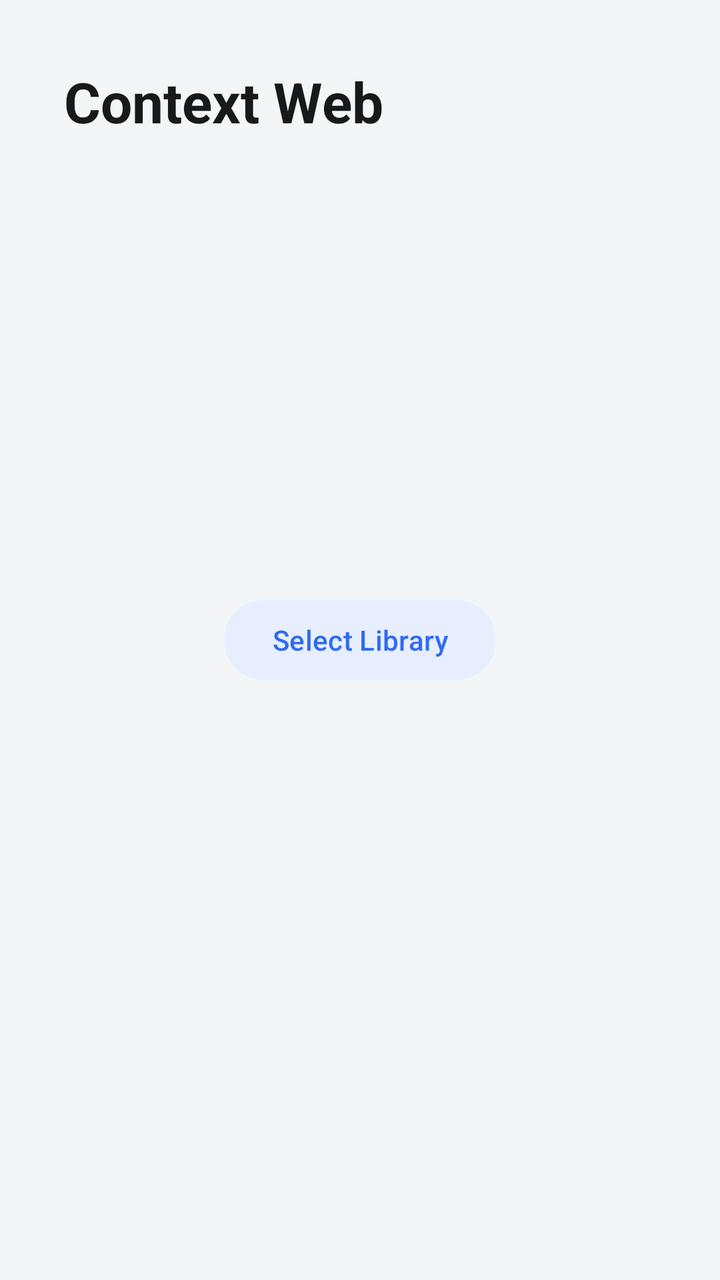
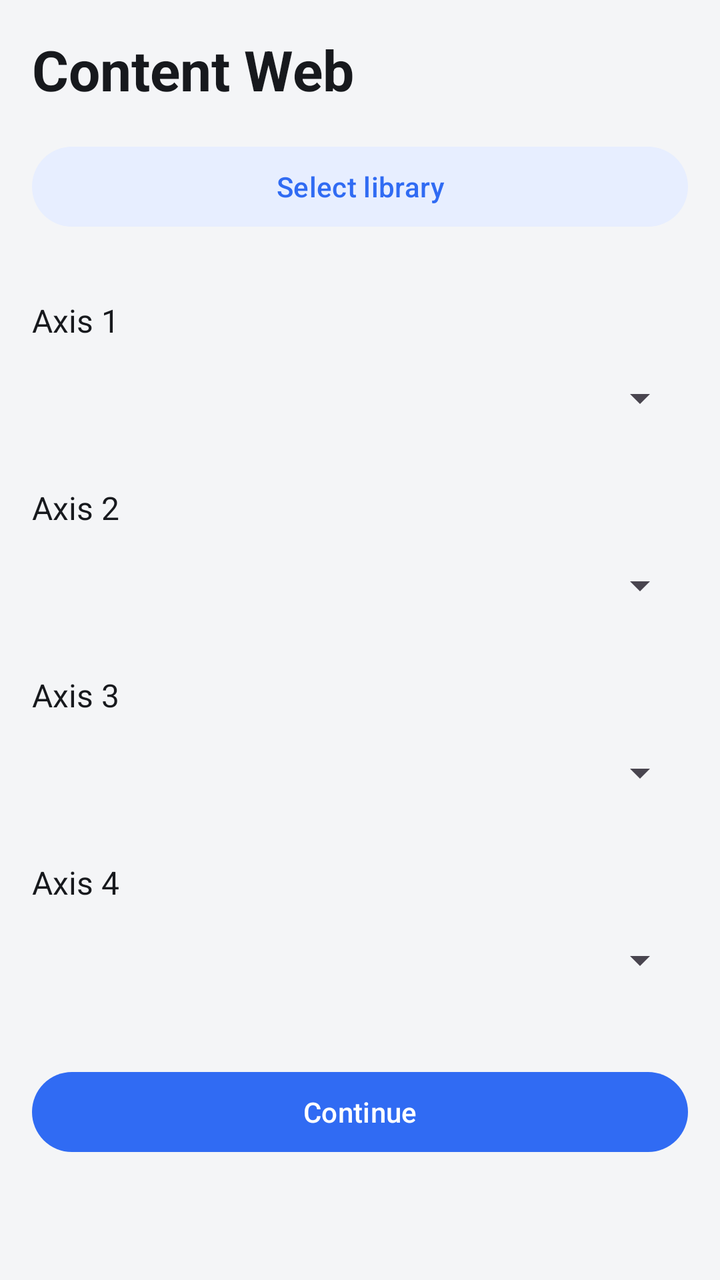

Two renders of the same Android screen: before a commit and after it. Below are the layout's source before the change and the commit's diff.
<!-- AndroidManifest.xml: application theme Theme.Conditions -->
<!-- res/layout/fragment_context_web.xml -->
<?xml version="1.0" encoding="utf-8"?>
<FrameLayout xmlns:android="http://schemas.android.com/apk/res/android"
    xmlns:app="http://schemas.android.com/apk/res-auto"
    android:layout_width="match_parent"
    android:layout_height="match_parent"
    android:padding="32dp"
    android:background="#F4F5F7">

    <TextView
        android:layout_width="wrap_content"
        android:layout_height="wrap_content"
        android:text="@string/web_title"
        android:textColor="#17191D"
        android:textSize="28sp"
        android:textStyle="bold" />

    <com.google.android.material.button.MaterialButton
        android:id="@+id/select_library"
        android:layout_width="wrap_content"
        android:layout_height="wrap_content"
        android:layout_gravity="center"
        android:text="@string/select_library"
        android:textColor="#306BF3"
        app:backgroundTint="#E7EEFF"
        android:textAllCaps="false" />
</FrameLayout>
<!-- resources referenced by this layout -->
<resources>
  <string name="select_library">Select Library</string>
  <string name="web_title">Context Web</string>
  <style name="Theme.Conditions" parent="Base.Theme.Conditions" />
  <style name="Base.Theme.Conditions" parent="Theme.Material3.DayNight.NoActionBar">
          
          
      </style>
</resources>

<!-- the commit's change to res/layout/fragment_context_web.xml (unified diff, before → after) -->
@@ -1,26 +1,152 @@
+<LinearLayout xmlns:android="http://schemas.android.com/apk/res/android" xmlns:app="http://schemas.android.com/apk/res-auto"
+    android:layout_width="match_parent" android:layout_height="match_parent"
+    android:orientation="vertical" android:padding="16dp" android:background="#F4F5F7">
+    <LinearLayout android:layout_width="match_parent" android:layout_height="wrap_content" android:gravity="center_vertical">
+        <ImageButton android:id="@+id/web_back" android:layout_width="48dp" android:layout_height="48dp"
+            android:src="@drawable/icon_back" android:background="@android:color/transparent" android:padding="12dp"
+            android:contentDescription="Back" android:visibility="gone" />
+        <TextView android:layout_width="0dp" android:layout_weight="1" android:layout_height="wrap_content"
+            android:text="Content Web" android:textColor="#17191D" android:textSize="28sp" android:textStyle="bold" />
+        <ImageButton android:id="@+id/web_display" android:layout_width="48dp" android:layout_height="48dp"
+            android:src="@android:drawable/ic_menu_view" android:background="@android:color/transparent"
+            android:padding="12dp" android:contentDescription="Select items to display" android:visibility="gone" />
+    </LinearLayout>
+    <ScrollView android:id="@+id/web_setup" android:layout_width="match_parent" android:layout_height="0dp" android:layout_weight="1">
+        <LinearLayout android:id="@+id/web_setup_content" android:layout_width="match_parent" android:layout_height="wrap_content" android:orientation="vertical">
+        <LinearLayout android:id="@+id/web_controls" android:layout_width="match_parent" android:layout_height="wrap_content" android:orientation="vertical">
+            <com.google.android.material.button.MaterialButton android:id="@+id/select_library"
+                android:layout_width="match_parent" android:layout_height="wrap_content" android:layout_marginTop="16dp"
+                android:text="Select library" android:textAllCaps="false" android:textColor="#306BF3" app:backgroundTint="#E7EEFF" />
+            <com.google.android.material.button.MaterialButton android:id="@+id/web_reshuffle"
+                android:layout_width="match_parent" android:layout_height="wrap_content" android:visibility="gone"
+                android:text="Reshuffle" android:textAllCaps="false" android:textColor="#306BF3" app:backgroundTint="#E7EEFF" />
+            <TextView android:layout_width="match_parent" android:layout_height="wrap_content"
+                android:layout_marginTop="32dp" android:text="Axis 1" android:textSize="16sp" android:textColor="#17191D" />
+            <Spinner android:id="@+id/web_x" android:layout_width="match_parent" android:layout_height="56dp" />
+            <TextView android:layout_width="match_parent" android:layout_height="wrap_content"
+                android:layout_marginTop="16dp" android:text="Axis 2" android:textSize="16sp" android:textColor="#17191D" />
+            <Spinner android:id="@+id/web_y" android:layout_width="match_parent" android:layout_height="56dp" />
+            <TextView android:layout_width="match_parent" android:layout_height="wrap_content"
+                android:id="@+id/web_z_label" android:layout_marginTop="16dp" android:text="Axis 3" android:textSize="16sp" android:textColor="#17191D" />
+            <Spinner android:id="@+id/web_z" android:layout_width="match_parent" android:layout_height="56dp" />
+            <TextView android:layout_width="match_parent" android:layout_height="wrap_content"
+                android:id="@+id/web_w_label" android:layout_marginTop="16dp" android:text="Axis 4" android:textSize="16sp" android:textColor="#17191D" />
+            <Spinner android:id="@+id/web_w" android:layout_width="match_parent" android:layout_height="56dp" />
+            <LinearLayout android:id="@+id/web_neighbors" android:layout_width="match_parent" android:layout_height="wrap_content" android:orientation="vertical" android:visibility="gone">
+                <CheckBox android:id="@+id/web_edges" android:layout_width="match_parent" android:layout_height="wrap_content" android:text="Nearest neighbors" />
+                <Button android:id="@+id/web_neighbor_count" android:layout_width="match_parent" android:layout_height="wrap_content" android:text="Neighbors per item: 1" android:textAllCaps="false" />
+                <Button android:id="@+id/web_metric" android:layout_width="match_parent" android:layout_height="wrap_content" android:text="Adjust similarity" android:textAllCaps="false" />
+            </LinearLayout>
+            <com.google.android.material.button.MaterialButton android:id="@+id/web_continue"
+                android:layout_width="match_parent" android:layout_height="wrap_content" android:layout_marginTop="24dp"
+                android:text="Continue" android:textAllCaps="false" app:backgroundTint="#306BF3" android:textColor="#FFFFFF" />
+            <TextView android:id="@+id/web_status" android:layout_width="match_parent" android:layout_height="wrap_content"
+                android:layout_marginTop="8dp" android:textColor="#626873" />
+        </LinearLayout>
+        </LinearLayout>
+    </ScrollView>
+    <LinearLayout android:id="@+id/web_figure" android:layout_width="match_parent" android:layout_height="0dp"
+        android:layout_weight="1" android:orientation="vertical" android:visibility="gone">
+        <TextView android:id="@+id/web_library_title" android:layout_width="match_parent" android:layout_height="wrap_content"
+            android:paddingTop="12dp" android:paddingBottom="16dp" android:textColor="#17191D" android:textSize="20sp" />
+        <ScrollView android:layout_width="match_parent" android:layout_height="match_parent">
+            <LinearLayout android:layout_width="match_parent" android:layout_height="wrap_content" android:orientation="vertical">
+                <LinearLayout android:id="@+id/web_body" android:layout_width="match_parent" android:layout_height="wrap_content" android:orientation="vertical" />
+                <LinearLayout android:id="@+id/web_figure_controls" android:layout_width="match_parent" android:layout_height="wrap_content" android:orientation="vertical" />
+            </LinearLayout>
+        </ScrollView>
+    </LinearLayout>
+    <FrameLayout android:layout_width="0dp" android:layout_height="0dp" android:visibility="gone">
+        <include layout="@layout/view_live_conditions" />
+    </FrameLayout>
+</LinearLayout>
+<!-- res/layout/view_live_conditions.xml (included above) -->
 <?xml version="1.0" encoding="utf-8"?>
-<FrameLayout xmlns:android="http://schemas.android.com/apk/res/android"
-    xmlns:app="http://schemas.android.com/apk/res-auto"
-    android:layout_width="match_parent"
-    android:layout_height="match_parent"
-    android:padding="32dp"
-    android:background="#F4F5F7">
+        <com.google.android.material.card.MaterialCardView xmlns:android="http://schemas.android.com/apk/res/android"
+            xmlns:app="http://schemas.android.com/apk/res-auto"
+            android:id="@+id/live_conditions_card"
+            android:layout_width="match_parent"
+            android:layout_height="wrap_content"
+            android:layout_marginTop="8dp"
+            app:cardBackgroundColor="#FFFFFF"
+            app:cardCornerRadius="12dp"
+            app:cardElevation="0dp"
+            app:strokeColor="#DDE1E7"
+            app:strokeWidth="1dp">
+            <LinearLayout
+                android:layout_width="match_parent"
+                android:layout_height="wrap_content"
+                android:padding="8dp"
+                android:orientation="vertical">
+                <LinearLayout
+                    android:layout_width="match_parent"
+                    android:layout_height="wrap_content"
+                    android:orientation="horizontal"
+                    android:gravity="center_vertical">
+                    <View
+                        android:layout_width="6dp"
+                        android:layout_height="6dp"
+                        android:layout_marginEnd="6dp"
+                        android:background="@drawable/green_dot"
+                        android:importantForAccessibility="no" />
+                    <TextView
+                        android:layout_width="wrap_content"
+                        android:layout_height="wrap_content"
+                        android:text="@string/live_conditions"
+                        android:textColor="#17191D"
+                        android:textStyle="bold"
+                        android:textSize="11sp" />
+                </LinearLayout>
+                <androidx.constraintlayout.widget.ConstraintLayout
+                    android:layout_width="match_parent"
+                    android:layout_height="wrap_content"
+                    android:layout_marginTop="6dp">
+                    <TextClock
+                        android:id="@+id/live_time"
+                        style="@style/ConditionBadge"
+                        
+                        android:format12Hour="'Time:' h:mm a"
+                        android:format24Hour="'Time:' HH:mm" />
+                    <TextView
+                        android:id="@+id/live_location"
+                        style="@style/ConditionBadge"
+                        android:visibility="gone" />
+                    <TextView
+                        android:id="@+id/live_battery"
+                        style="@style/ConditionBadge"
+                        android:visibility="gone" />
+                    <TextView
+                        android:id="@+id/live_bluetooth"
+                        style="@style/ConditionBadge"
+                        android:visibility="gone" />
+                    <TextView
+                        android:id="@+id/live_wifi"
+                        style="@style/ConditionBadge"
+                        android:visibility="gone" />
+                    <TextView
+                        android:id="@+id/live_history"
+                        style="@style/ConditionBadge"
+                        android:visibility="gone" />
+                    <TextView
+                        android:id="@+id/live_environment"
+                        style="@style/ConditionBadge"
+                        android:visibility="gone" />
+                    <androidx.constraintlayout.helper.widget.Flow
+                        android:id="@+id/condition_flow"
+                        android:layout_width="0dp"
+                        android:layout_height="wrap_content"
+                        app:layout_constraintStart_toStartOf="parent"
+                        app:layout_constraintEnd_toEndOf="parent"
+                        app:layout_constraintTop_toTopOf="parent"
+                        app:layout_constraintBottom_toBottomOf="parent"
+                        app:constraint_referenced_ids="live_time,live_location,live_battery,live_bluetooth,live_wifi,live_history,live_environment"
+                        app:flow_wrapMode="chain"
+                        app:flow_maxElementsWrap="4"
+                        app:flow_horizontalStyle="packed"
+                        app:flow_horizontalBias="0"
+                        app:flow_horizontalGap="6dp"
+                        app:flow_verticalGap="4dp" />
+                </androidx.constraintlayout.widget.ConstraintLayout>
 
-    <TextView
-        android:layout_width="wrap_content"
-        android:layout_height="wrap_content"
-        android:text="@string/web_title"
-        android:textColor="#17191D"
-        android:textSize="28sp"
-        android:textStyle="bold" />
-
-    <com.google.android.material.button.MaterialButton
-        android:id="@+id/select_library"
-        android:layout_width="wrap_content"
-        android:layout_height="wrap_content"
-        android:layout_gravity="center"
-        android:text="@string/select_library"
-        android:textColor="#306BF3"
-        app:backgroundTint="#E7EEFF"
-        android:textAllCaps="false" />
-</FrameLayout>
+            </LinearLayout>
+        </com.google.android.material.card.MaterialCardView>
<!-- resource entries referenced after the edit -->
@@ -1,8 +1,35 @@
 <!-- resources referenced by this layout -->
 <resources>
-  <string name="select_library">Select Library</string>
-  <string name="web_title">Context Web</string>
+  <!-- drawable green_dot (drawable) -->
+  <shape xmlns:android="http://schemas.android.com/apk/res/android" android:shape="oval">
+      <solid android:color="#2E7D32" />
+  </shape>
+  <!-- drawable icon_back (drawable) -->
+  <vector xmlns:android="http://schemas.android.com/apk/res/android"
+      android:width="24dp" android:height="24dp"
+      android:viewportWidth="24" android:viewportHeight="24">
+      <path android:fillColor="#30343B"
+          android:pathData="M20,11H7.83l5.59,-5.59L12,4l-8,8 8,8 1.42,-1.41L7.83,13H20z" />
+  </vector>
+  <string name="live_conditions">LIVE CONDITIONS</string>
+  <style name="ConditionBadge">
+          <item name="android:layout_width">wrap_content</item>
+          <item name="android:layout_height">wrap_content</item>
+          <item name="android:paddingLeft">8dp</item>
+          <item name="android:paddingRight">8dp</item>
+          <item name="android:paddingTop">2dp</item>
+          <item name="android:paddingBottom">2dp</item>
+          <item name="android:background">@drawable/time_badge</item>
+          <item name="android:textColor">#2E7D32</item>
+          <item name="android:textSize">12sp</item>
+          <item name="android:maxWidth">260dp</item>
+      </style>
   <style name="Theme.Conditions" parent="Base.Theme.Conditions" />
+  <!-- drawable time_badge (drawable) -->
+  <shape xmlns:android="http://schemas.android.com/apk/res/android">
+      <solid android:color="#E6F4EA" />
+      <corners android:radius="6dp" />
+  </shape>
   <style name="Base.Theme.Conditions" parent="Theme.Material3.DayNight.NoActionBar">
           
           
